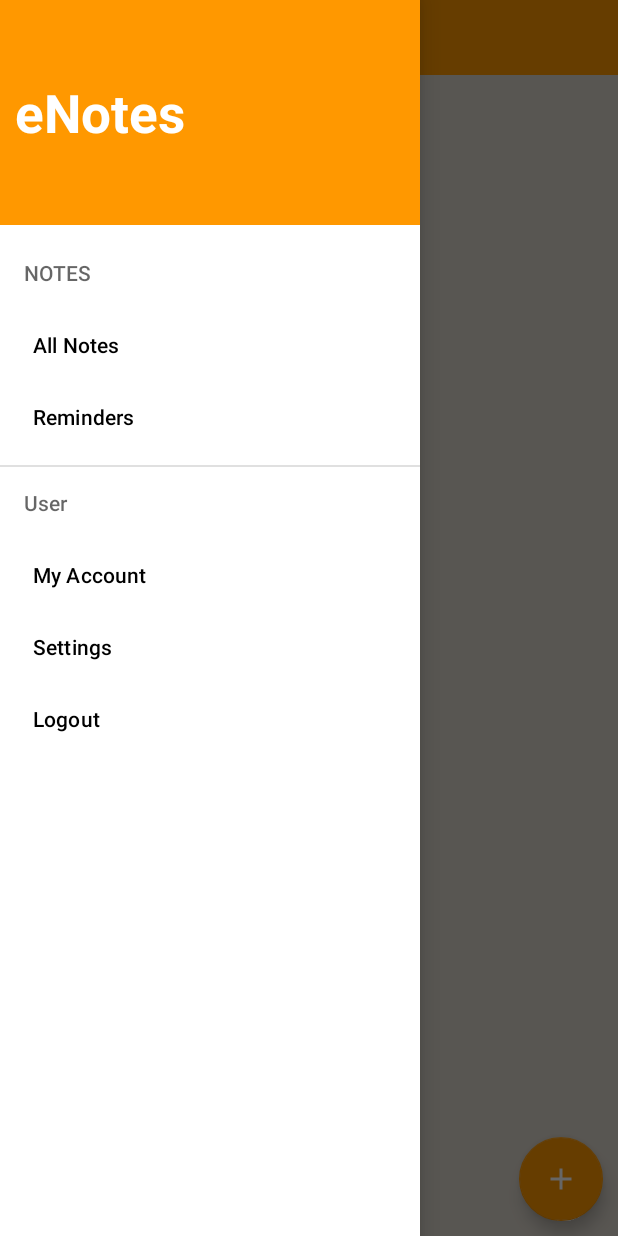
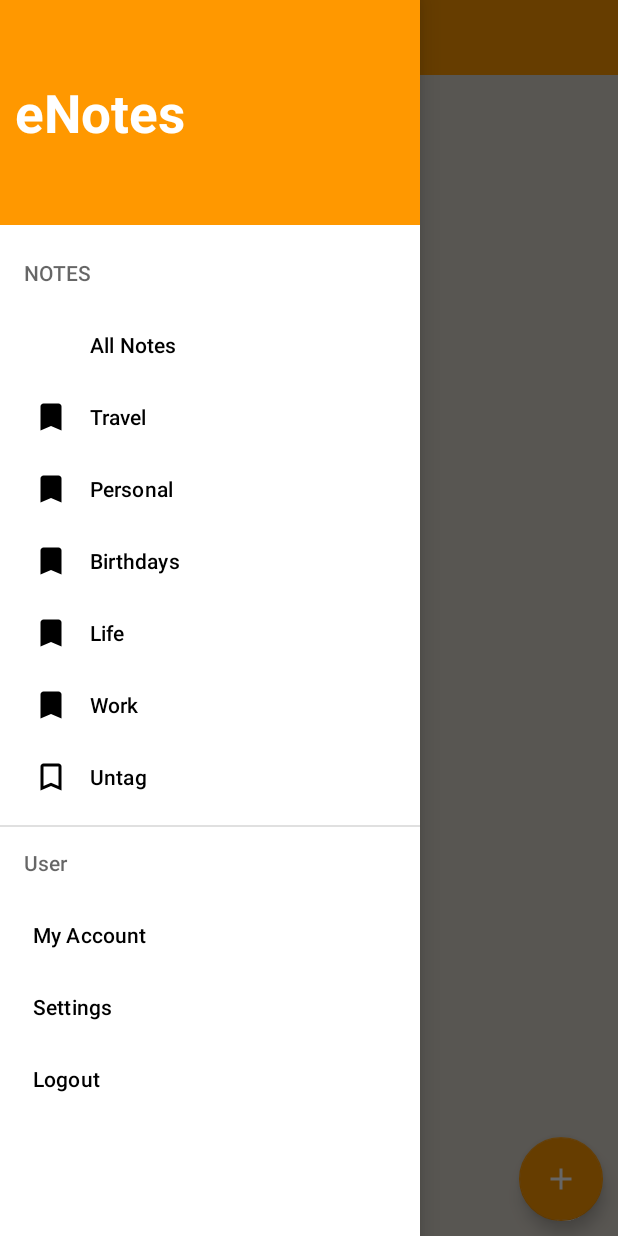
Before and after one commit to UshnaMaheen84/eNotes, an Android app: the screen it shows after launch (MainActivity), after a tap on "All Notes", on a phone screen of 412 x 824 dp. Run offline under Robolectric (Android 15) with nearby library versions, the phone set to English and light mode, and no system bars; 1 other tap on this screen came first.

Commit message:
Signup Signun retrofit, cancel alarm, side drawer

```diff
--- a/app/src/main/java/com/example/enotes/MainActivity.kt
+++ b/app/src/main/java/com/example/enotes/MainActivity.kt
@@ -67,16 +67,31 @@ class MainActivity : AppCompatActivity() {
             when (it.itemId) {
                 R.id.nav_allnotes ->
                     Toast.makeText(applicationContext, "all notes", Toast.LENGTH_SHORT).show()
-
-
             }
-            true
             when (it.itemId) {
-                R.id.nav_reminders ->
-                    Toast.makeText(applicationContext, "all reminders", Toast.LENGTH_SHORT).show()
-
-
+                R.id.nav_travel ->
+                    Toast.makeText(applicationContext, "all travels", Toast.LENGTH_SHORT).show()
+             }
+            when (it.itemId) {
+                R.id.nav_untag ->
+                    Toast.makeText(applicationContext, "all untags", Toast.LENGTH_SHORT).show()
+             }
+            when (it.itemId) {
+            R.id.nav_life ->
+                Toast.makeText(applicationContext, "all lifes", Toast.LENGTH_SHORT).show()
             }
+            when (it.itemId) {
+                R.id.nav_birthdays ->
+                    Toast.makeText(applicationContext, "all birthdays", Toast.LENGTH_SHORT).show()
+            }
+            when (it.itemId) {
+            R.id.nav_peronal ->
+                Toast.makeText(applicationContext, "all personals", Toast.LENGTH_SHORT).show()
+        }
+                when (it.itemId) {
+                    R.id.nav_work ->
+                        Toast.makeText(applicationContext, "all works", Toast.LENGTH_SHORT).show()
+                }
             true
         }
 
--- a/app/src/main/res/menu/navigation_menu.xml
+++ b/app/src/main/res/menu/navigation_menu.xml
@@ -12,8 +12,29 @@
                 android:title="All Notes" />
 
             <item
-                android:id="@+id/nav_reminders"
-                android:title="Reminders" />
+                android:id="@+id/nav_travel"
+                android:title="Travel"
+                android:icon="@drawable/bookmark_blue"/>
+   <item
+                android:id="@+id/nav_peronal"
+                android:title="Personal"
+                android:icon="@drawable/bookmark_grren"/>
+   <item
+                android:id="@+id/nav_birthdays"
+                android:title="Birthdays"
+                android:icon="@drawable/bookmark_orage"/>
+   <item
+                android:id="@+id/nav_life"
+                android:title="Life"
+                android:icon="@drawable/bookmark_yellow"/>
+   <item
+                android:id="@+id/nav_work"
+                android:title="Work"
+                android:icon="@drawable/bookmark_red"/>
+   <item
+                android:id="@+id/nav_untag"
+                android:title="Untag"
+                android:icon="@drawable/bookmark_border_24"/>
 
 
         </menu>
```
